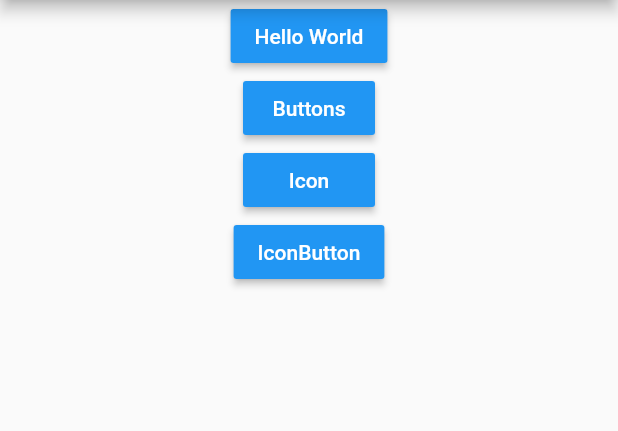
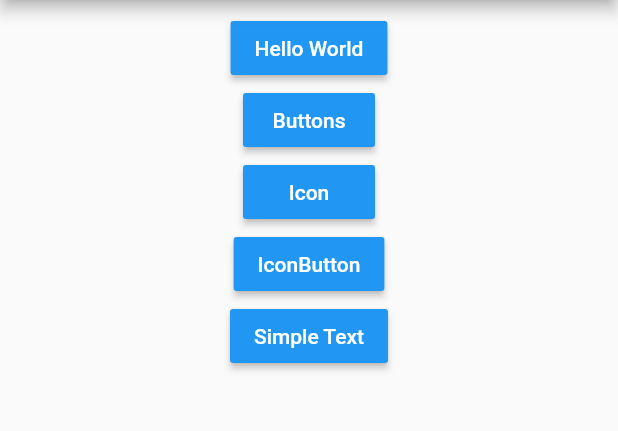
Before and after one commit to arifikhsan/flutter_components, a Flutter app: the screen it shows after launch, on a phone screen of 412 x 824 dp, the part 84-515 px from its top. Run offline on Flutter 3.47's test engine with Material 2 defaults, Android fonts, the phone set to English and light mode, and no system bars; our stand-ins replace fluttertoast.

Commit message:
simple text

```diff
--- a/lib/main.dart
+++ b/lib/main.dart
@@ -4,6 +4,7 @@ import 'package:flutter_components/pages/hello_world_page.dart';
 import 'package:flutter_components/pages/home_page.dart';
 import 'package:flutter_components/pages/icon_button_page.dart';
 import 'package:flutter_components/pages/icon_page.dart';
+import 'package:flutter_components/pages/text_page.dart';
 
 void main() => runApp(App());
 
@@ -19,6 +20,7 @@ class App extends StatelessWidget {
         '/button': (context) => ButtonPage(),
         '/icon': (context) => IconPage(),
         '/icon_button': (context) => IconButtonPage(),
+        '/text': (context) => TextPage(),
       },
     );
   }
--- a/lib/pages/home_page.dart
+++ b/lib/pages/home_page.dart
@@ -9,6 +9,7 @@ class HomePage extends StatelessWidget {
         centerTitle: true,
       ),
       body: Container(
+        margin: EdgeInsets.only(top: 8),
         child: Center(
           child: Column(
             children: <Widget>[
@@ -52,6 +53,16 @@ class HomePage extends StatelessWidget {
                   Navigator.pushNamed(context, '/icon_button');
                 },
               ),
+              RaisedButton(
+                color: Colors.blue,
+                child: Text(
+                  'Simple Text',
+                  style: TextStyle(color: Colors.white),
+                ),
+                onPressed: () {
+                  Navigator.pushNamed(context, '/text');
+                }
+              )
             ],
           ),
         ),
```
Also changed, not shown: lib/pages/text_page.dart (added, +20 -0 lines).
